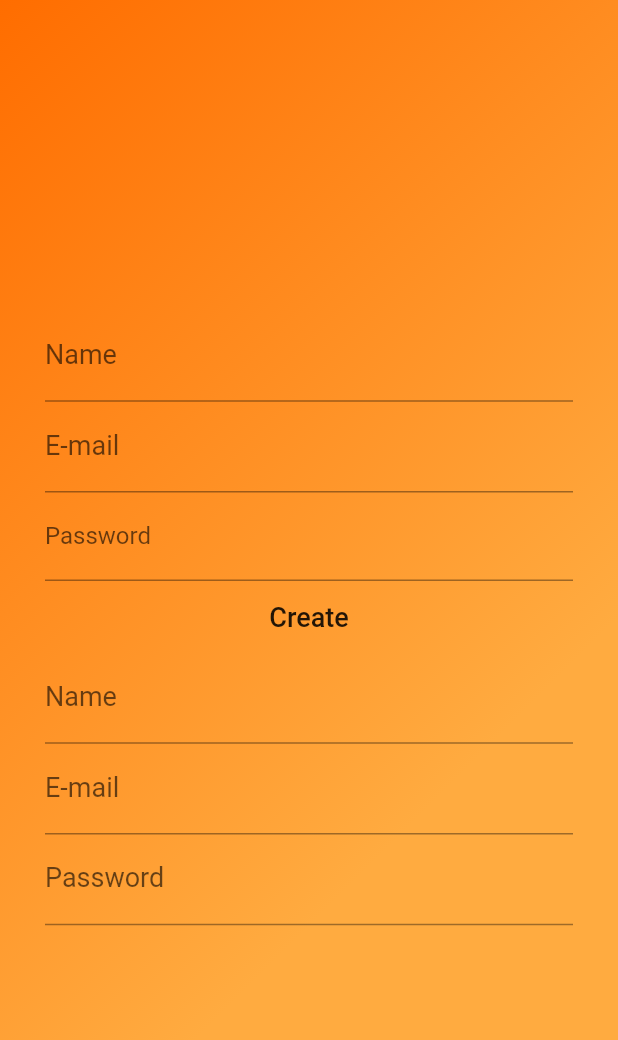
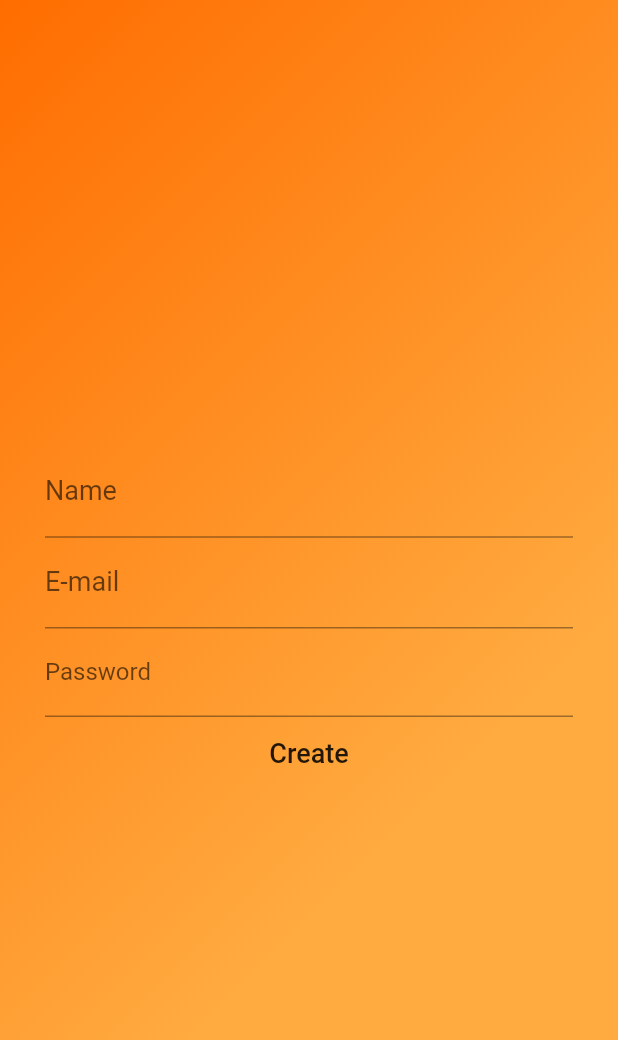
Before and after one commit to spike-monster/spike_monster, a Flutter app: the RegisterPage screen opened directly, on a phone screen of 412 x 824 dp. Shown: the top 1040 px of the screen. Run offline on Flutter 3.47's test engine with Material 2 defaults, Android fonts, the phone set to English and light mode, and no system bars; our stand-ins replace animated_text_kit, cloud_firestore, equatable, firebase_auth, firebase_core, google_fonts and 2 more; missing offline and left inert: local_hero; accounts and stored records are empty.

Commit message:
fix registerpage

```diff
--- a/lib/view/register_page.dart
+++ b/lib/view/register_page.dart
@@ -74,36 +74,6 @@ class _RegisterPageState extends State<RegisterPage> {
                       ),
                     ),
                   ),
-                    TextField(
-                      onChanged: (value){},
-                      obscureText:  true,
-                      decoration:  const InputDecoration(
-                        labelText: 'Name',
-                        labelStyle: TextStyle(
-                        fontSize:  18,
-                        ),
-                      ),
-                    ),
-                    TextField(
-                      onChanged: (value){},
-                      obscureText:  true,
-                      decoration:  const InputDecoration(
-                        labelText: 'E-mail',
-                        labelStyle: TextStyle(
-                        fontSize:  18,
-                        ),
-                      ),
-                    ),
-                    TextField(
-                      onChanged: (value){},
-                      obscureText:  true,
-                      decoration:  const InputDecoration(
-                        labelText: 'Password',
-                        labelStyle: TextStyle(
-                        fontSize:  18,
-                        ),
-                      ),
-                    ),
                 ],
               ),
             ),
```
Lines whose indentation alone changed are shown as unchanged.
